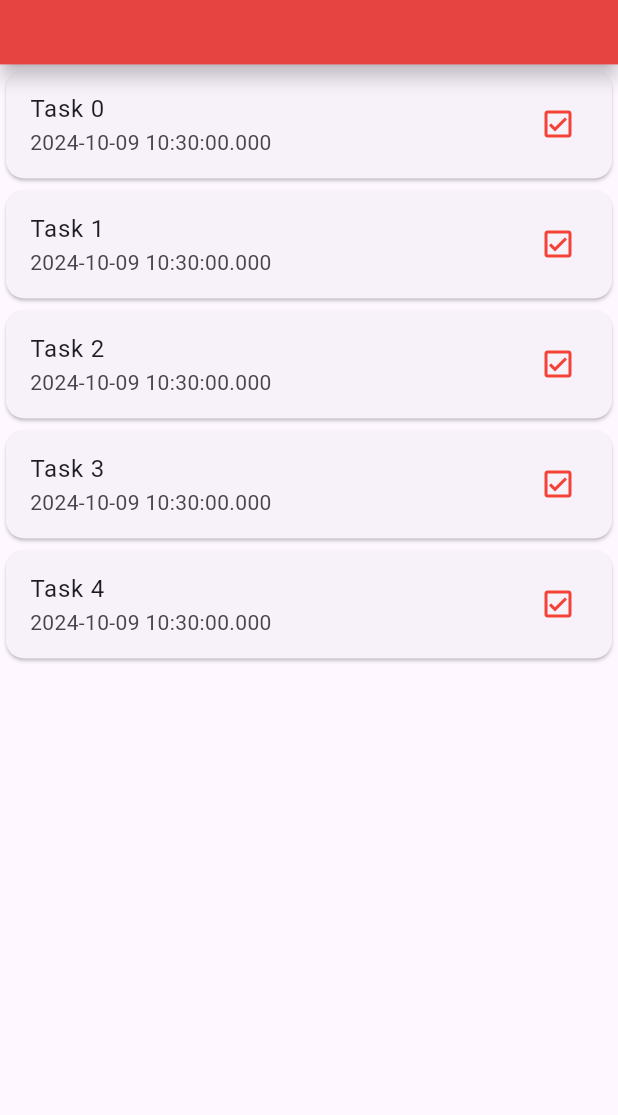
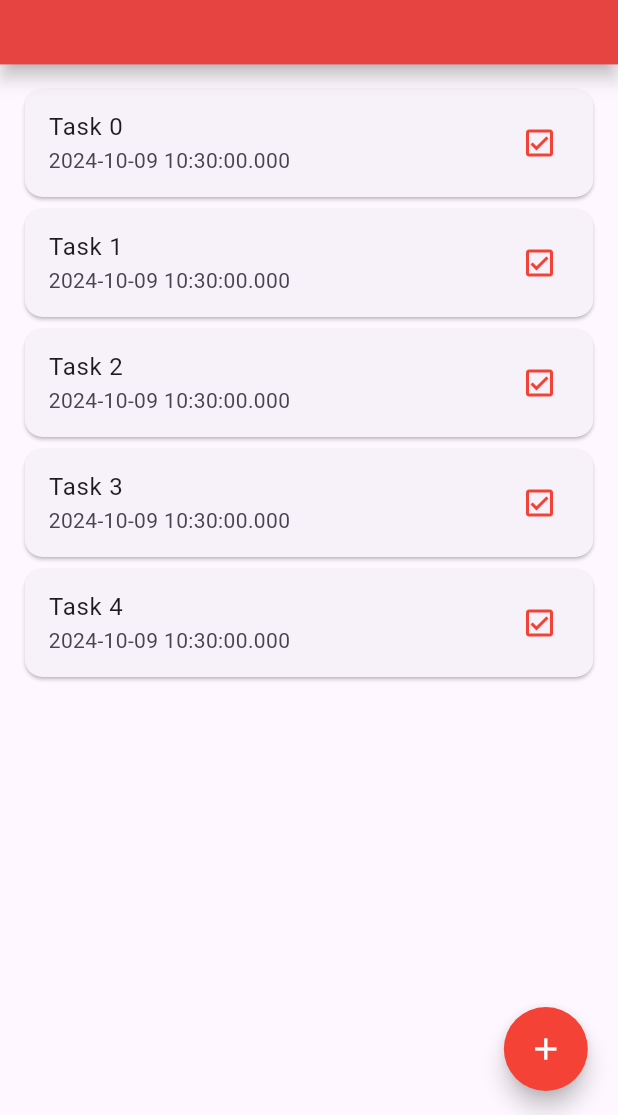
Before and after one commit to Yasitha-Bhanuka/TaskMe-Flutter-App, a Flutter app: the screen it shows after launch, on a phone screen of 412 x 824 dp, the part 121-1236 px from its top. Run offline on Flutter 3.47's test engine with Material 3 defaults, Android fonts, the phone set to English and light mode, and no system bars.

Commit message:
Add the safeArea into the main.dart return and make padding in tasks list widget. make the _addTaskButton widget and add it into the homepage as a floatingActionButton

```diff
--- a/lib/main.dart
+++ b/lib/main.dart
@@ -11,7 +11,7 @@
   // This widget is the root of your application.
   @override
   Widget build(BuildContext context) {
-    return MaterialApp(
+    return const MaterialApp(
       title: 'TaskMe',
       home: HomePage(),
     );
--- a/lib/pages/home_page.dart
+++ b/lib/pages/home_page.dart
@@ -1,7 +1,7 @@
 import 'package:flutter/material.dart';
 
 class HomePage extends StatefulWidget {
-  HomePage({super.key});
+  const HomePage({super.key});
 
   @override
   State<HomePage> createState() => _HomePageState();
@@ -14,7 +14,8 @@ class _HomePageState extends State<HomePage> {
   Widget build(BuildContext context) {
     _deviceWidth = MediaQuery.of(context).size.width;
     _deviceHeight = MediaQuery.of(context).size.height;
-    return Scaffold(
+    return SafeArea(
+      child: Scaffold(
         appBar: AppBar(
           backgroundColor: Colors.red,
           elevation: 5.0,
@@ -27,11 +28,18 @@ class _HomePageState extends State<HomePage> {
           ),
         ),
         body: _tasksList(),
+        floatingActionButton: Padding(
+          padding: EdgeInsets.only(right: _deviceWidth * 0.01),
+          child: _addTaskButton(),
+        ),
+      ),
     );
   }
 
   Widget _tasksList() {
-    return ListView.builder(
+    return Padding(
+      padding: EdgeInsets.all(_deviceWidth * 0.03),
+      child: ListView.builder(
         itemCount: 5,
         itemBuilder: (context, index) {
           return Card(
@@ -42,6 +50,18 @@ class _HomePageState extends State<HomePage> {
             ),
           );
         },
+      ),
+    );
+  }
+
+  Widget _addTaskButton() {
+    return FloatingActionButton(
+      backgroundColor: Colors.red,
+      shape: RoundedRectangleBorder(
+        borderRadius: BorderRadius.circular(50.0),
+      ),
+      onPressed: () {},
+      child: const Icon(Icons.add, color: Colors.white),
     );
   }
 }
```
Lines whose indentation alone changed are shown as unchanged.
